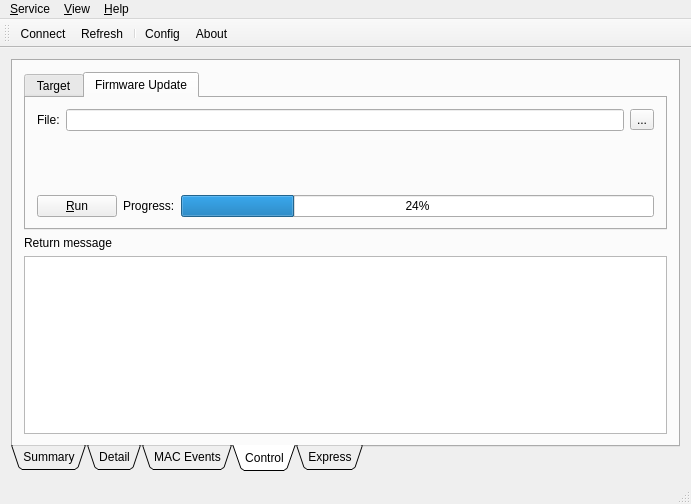
Above: pkCtrlPannel/mainwndctrlpannel.ui from 21pages/zpserver before the change. Below: the same form after it.
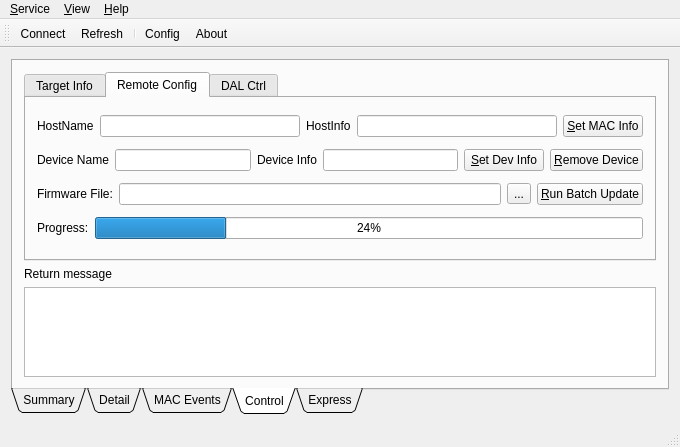
That is the form after the change. The open tabs and pages were chosen to show the change. Icons and pictures are not drawn.

Commit message: 1. regroup ctrl messages. 2. add all UI elems for each control messages

What changed in the file:
```diff
--- a/pkCtrlPannel/mainwndctrlpannel.ui
+++ b/pkCtrlPannel/mainwndctrlpannel.ui
@@ -6,8 +6,8 @@
    <rect>
     <x>0</x>
     <y>0</y>
-    <width>691</width>
-    <height>504</height>
+    <width>680</width>
+    <height>447</height>
    </rect>
   </property>
   <property name="windowTitle">
@@ -205,12 +205,18 @@
        <layout class="QVBoxLayout" name="verticalLayout_8">
         <item>
          <widget class="QTabWidget" name="tabWidget_ctrl">
+          <property name="sizePolicy">
+           <sizepolicy hsizetype="Expanding" vsizetype="Preferred">
+            <horstretch>0</horstretch>
+            <verstretch>0</verstretch>
+           </sizepolicy>
+          </property>
           <property name="currentIndex">
            <number>0</number>
           </property>
           <widget class="QWidget" name="tab_target">
            <attribute name="title">
-            <string>Target</string>
+            <string>Target Info</string>
            </attribute>
            <layout class="QVBoxLayout" name="verticalLayout_7">
             <item>
@@ -338,15 +344,84 @@
           </widget>
           <widget class="QWidget" name="tab_2">
            <attribute name="title">
-            <string>Firmware Update</string>
+            <string>Remote Config</string>
            </attribute>
            <layout class="QVBoxLayout" name="verticalLayout_9">
+            <item>
+             <layout class="QHBoxLayout" name="horizontalLayout_11">
+              <item>
+               <widget class="QLabel" name="label_12">
+                <property name="text">
+                 <string>HostName</string>
+                </property>
+               </widget>
+              </item>
+              <item>
+               <widget class="QLineEdit" name="lineEdit_hostName"/>
+              </item>
+              <item>
+               <widget class="QLabel" name="label_13">
+                <property name="text">
+                 <string>HostInfo</string>
+                </property>
+               </widget>
+              </item>
+              <item>
+               <widget class="QLineEdit" name="lineEdit_hostInfo"/>
+              </item>
+              <item>
+               <widget class="QPushButton" name="pushButton_setMacInfo">
+                <property name="text">
+                 <string>&amp;Set MAC Info</string>
+                </property>
+               </widget>
+              </item>
+             </layout>
+            </item>
+            <item>
+             <layout class="QHBoxLayout" name="horizontalLayout_12">
+              <item>
+               <widget class="QLabel" name="label_15">
+                <property name="text">
+                 <string>Device Name</string>
+                </property>
+               </widget>
+              </item>
+              <item>
+               <widget class="QLineEdit" name="lineEdit_devName"/>
+              </item>
+              <item>
+               <widget class="QLabel" name="label_14">
+                <property name="text">
+                 <string>Device Info</string>
+                </property>
+               </widget>
+              </item>
+              <item>
+               <widget class="QLineEdit" name="lineEdit_devInfo"/>
+              </item>
+              <item>
+               <widget class="QPushButton" name="pushButton_setDevInfo">
+                <property name="text">
+                 <string>&amp;Set Dev Info</string>
+                </property>
+               </widget>
+              </item>
+              <item>
+               <widget class="QPushButton" name="pushButton_removeDev">
+                <property name="text">
+                 <string>&amp;Remove Device</string>
+                </property>
+               </widget>
+              </item>
+             </layout>
+            </item>
             <item>
              <layout class="QHBoxLayout" name="horizontalLayout_10">
               <item>
                <widget class="QLabel" name="label_10">
                 <property name="text">
-                 <string>File:</string>
+                 <string>Firmware File:</string>
                 </property>
                </widget>
               </item>
@@ -360,30 +435,17 @@
                 </property>
                </widget>
               </item>
-             </layout>
-            </item>
-            <item>
-             <spacer name="verticalSpacer">
-              <property name="orientation">
-               <enum>Qt::Vertical</enum>
-              </property>
-              <property name="sizeHint" stdset="0">
-               <size>
-                <width>20</width>
-                <height>48</height>
-               </size>
-              </property>
-             </spacer>
-            </item>
-            <item>
-             <layout class="QHBoxLayout" name="horizontalLayout_9">
               <item>
                <widget class="QPushButton" name="pushButton_runfu">
                 <property name="text">
-                 <string>&amp;Run</string>
+                 <string>&amp;Run Batch Update</string>
                 </property>
                </widget>
               </item>
+             </layout>
+            </item>
+            <item>
+             <layout class="QHBoxLayout" name="horizontalLayout_9">
               <item>
                <widget class="QLabel" name="label_11">
                 <property name="text">
@@ -402,6 +464,47 @@
             </item>
            </layout>
           </widget>
+          <widget class="QWidget" name="tab">
+           <attribute name="title">
+            <string>DAL Ctrl</string>
+           </attribute>
+           <layout class="QVBoxLayout" name="verticalLayout_10">
+            <item>
+             <widget class="QLabel" name="label_16">
+              <property name="text">
+               <string>DAL Hex string:</string>
+              </property>
+             </widget>
+            </item>
+            <item>
+             <widget class="QPlainTextEdit" name="plainTextEdit_DAL"/>
+            </item>
+            <item>
+             <layout class="QHBoxLayout" name="horizontalLayout_13">
+              <item>
+               <spacer name="horizontalSpacer_2">
+                <property name="orientation">
+                 <enum>Qt::Horizontal</enum>
+                </property>
+                <property name="sizeHint" stdset="0">
+                 <size>
+                  <width>40</width>
+                  <height>20</height>
+                 </size>
+                </property>
+               </spacer>
+              </item>
+              <item>
+               <widget class="QPushButton" name="pushButton_dalctrl">
+                <property name="text">
+                 <string>PushButton</string>
+                </property>
+               </widget>
+              </item>
+             </layout>
+            </item>
+           </layout>
+          </widget>
          </widget>
         </item>
         <item>
@@ -412,7 +515,14 @@
          </widget>
         </item>
         <item>
-         <widget class="QPlainTextEdit" name="plainTextEdit_result"/>
+         <widget class="QPlainTextEdit" name="plainTextEdit_result">
+          <property name="sizePolicy">
+           <sizepolicy hsizetype="Expanding" vsizetype="Expanding">
+            <horstretch>0</horstretch>
+            <verstretch>0</verstretch>
+           </sizepolicy>
+          </property>
+         </widget>
         </item>
        </layout>
       </widget>
@@ -458,7 +568,7 @@
     <rect>
      <x>0</x>
      <y>0</y>
-     <width>691</width>
+     <width>680</width>
      <height>23</height>
     </rect>
    </property>
```
Left out of the diff: 7 changed lines with no effect on the pictures. The commit also changes 7 other files.
